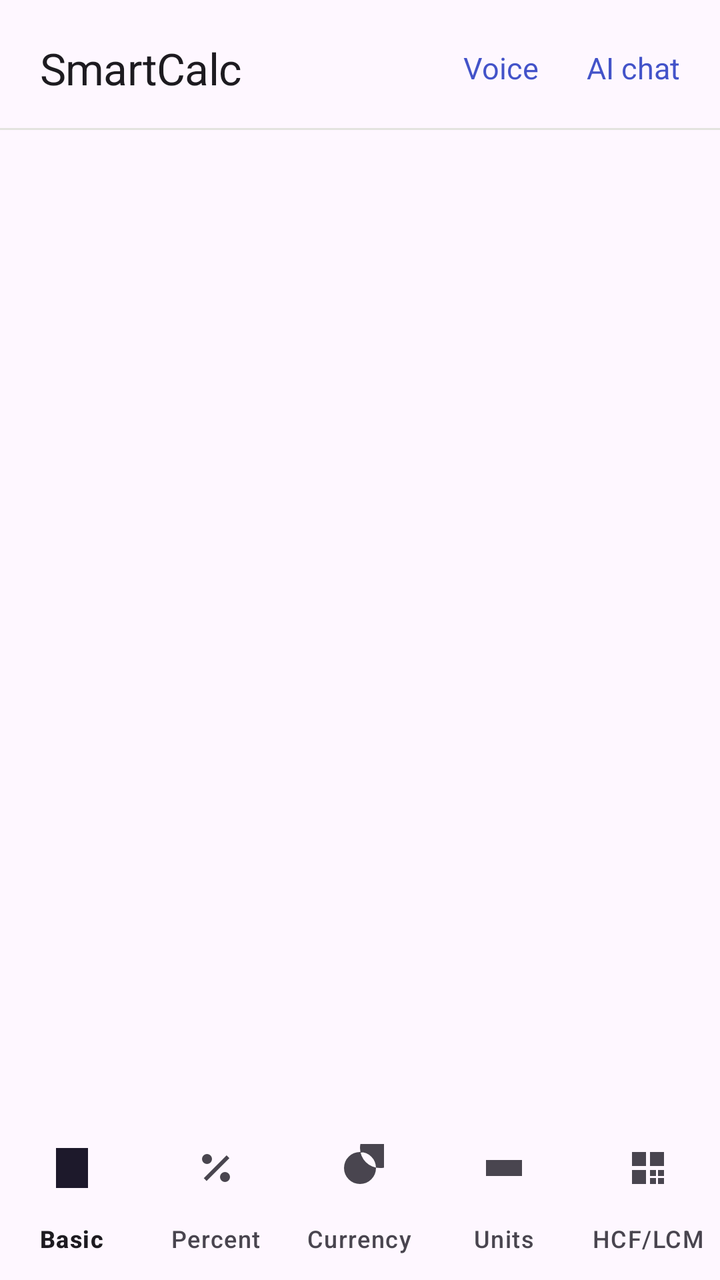
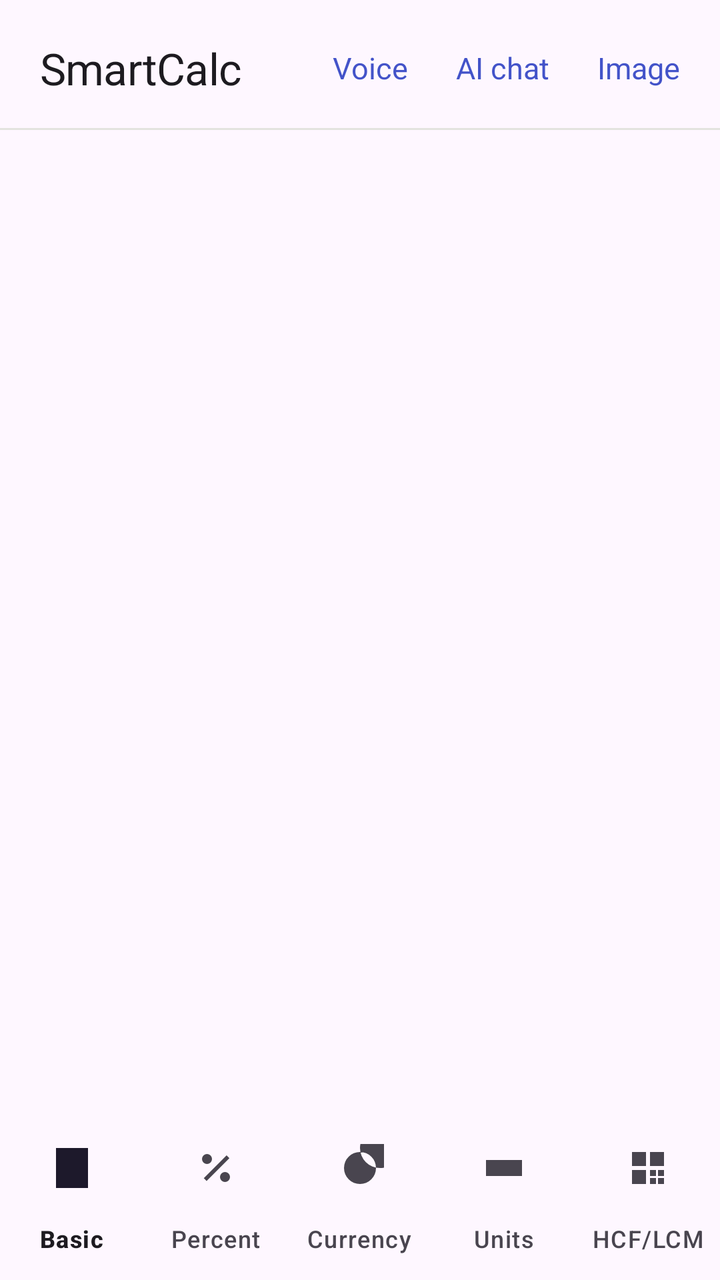

An Android layout rendered at two revisions. The XML below is the earlier revision; the diff shows what the commit changed to produce the second picture.
<!-- AndroidManifest.xml: application theme Theme.SmartCalc -->
<!-- res/layout/activity_main.xml -->
<?xml version="1.0" encoding="utf-8"?>
<LinearLayout xmlns:android="http://schemas.android.com/apk/res/android"
    xmlns:app="http://schemas.android.com/apk/res-auto"
    android:layout_width="match_parent"
    android:layout_height="match_parent"
    android:orientation="vertical"
    android:background="?android:colorBackground">

    <LinearLayout
        android:layout_width="match_parent"
        android:layout_height="wrap_content"
        android:gravity="center_vertical"
        android:paddingStart="20dp"
        android:paddingEnd="8dp"
        android:paddingTop="12dp"
        android:paddingBottom="8dp">

        <TextView
            android:layout_width="0dp"
            android:layout_height="wrap_content"
            android:layout_weight="1"
            android:text="SmartCalc"
            android:textAppearance="@style/TextAppearance.SmartCalc.Title" />

        <TextView
            android:id="@+id/btn_voice"
            android:layout_width="wrap_content"
            android:layout_height="44dp"
            android:gravity="center"
            android:paddingStart="12dp"
            android:paddingEnd="12dp"
            android:text="Voice"
            android:textColor="@color/md_accent"
            android:textSize="15sp" />

        <TextView
            android:id="@+id/btn_chat"
            android:layout_width="wrap_content"
            android:layout_height="44dp"
            android:gravity="center"
            android:paddingStart="12dp"
            android:paddingEnd="12dp"
            android:text="AI chat"
            android:textColor="@color/md_accent"
            android:textSize="15sp" />
    </LinearLayout>

    <View
        android:layout_width="match_parent"
        android:layout_height="1dp"
        android:background="@color/md_outline" />

    <FrameLayout
        android:id="@+id/container"
        android:layout_width="match_parent"
        android:layout_height="0dp"
        android:layout_weight="1" />

    <com.google.android.material.bottomnavigation.BottomNavigationView
        android:id="@+id/bottom_nav"
        style="@style/Widget.Material3.BottomNavigationView"
        android:layout_width="match_parent"
        android:layout_height="wrap_content"
        android:background="?android:colorBackground"
        app:elevation="0dp"
        app:itemActiveIndicatorStyle="@style/Widget.SmartCalc.NavIndicator"
        app:labelVisibilityMode="labeled"
        app:menu="@menu/bottom_nav" />
</LinearLayout>
<!-- resources referenced by this layout -->
<resources>
  <color name="md_accent">#4353C9</color>
  <color name="md_outline">#E3E3DF</color>
  <style name="TextAppearance.SmartCalc.Title" parent="TextAppearance.Material3.HeadlineSmall">
          <item name="android:fontFamily">sans-serif-medium</item>
          <item name="android:textSize">22sp</item>
          <item name="android:letterSpacing">-0.01</item>
      </style>
  <style name="Widget.SmartCalc.NavIndicator" parent="Widget.Material3.BottomNavigationView.ActiveIndicator">
          <item name="android:color">@color/md_accent_container</item>
      </style>
  <style name="Theme.SmartCalc" parent="Theme.Material3.DayNight.NoActionBar">
          <item name="android:statusBarColor">@color/primary</item>
      </style>
  <color name="md_accent_container">#E2E5FA</color>
  <color name="primary">#4353C9</color>
</resources>

<!-- the commit's change to res/layout/activity_main.xml (unified diff, before → after) -->
@@ -43,6 +43,17 @@
             android:text="AI chat"
             android:textColor="@color/md_accent"
             android:textSize="15sp" />
+
+        <TextView
+            android:id="@+id/btn_image"
+            android:layout_width="wrap_content"
+            android:layout_height="44dp"
+            android:gravity="center"
+            android:paddingStart="12dp"
+            android:paddingEnd="12dp"
+            android:text="Image"
+            android:textColor="@color/md_accent"
+            android:textSize="15sp" />
     </LinearLayout>
 
     <View
